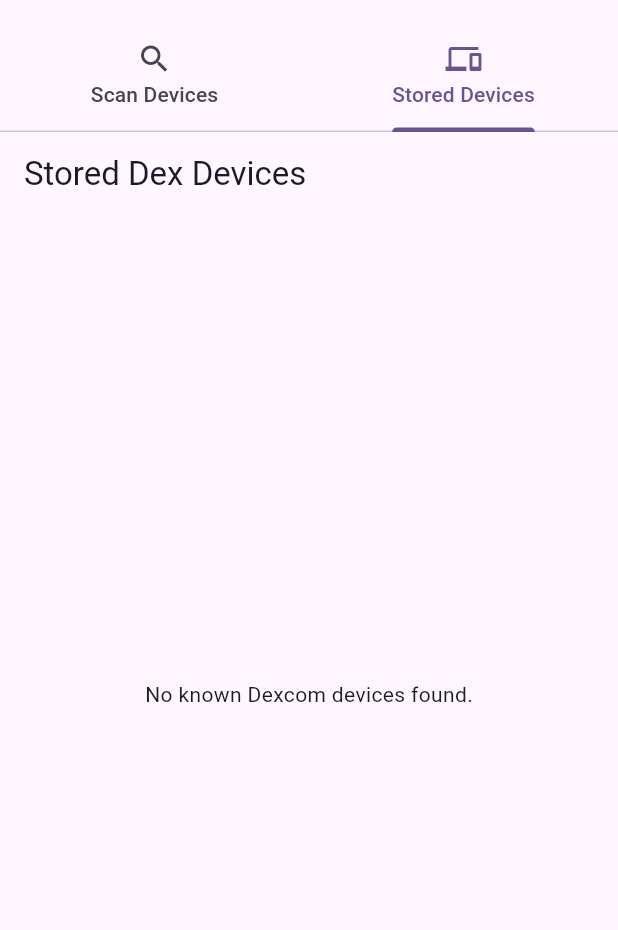
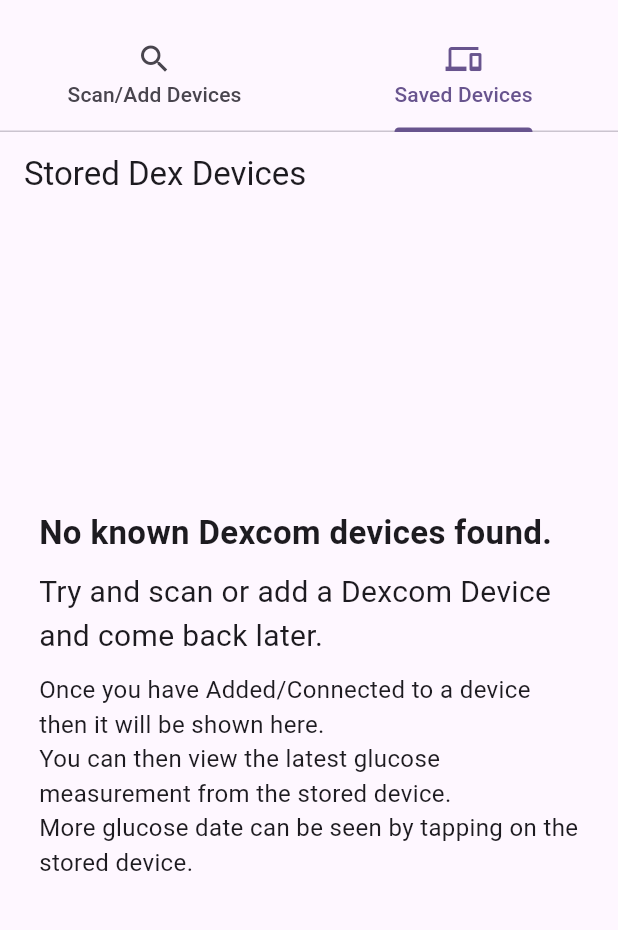
Before and after one commit to cph-cachet/dexcom_reader, a Flutter app: the screen it shows after launch, tab 2 chosen, on a phone screen of 412 x 824 dp, the part 63-993 px from its top. Run offline on Flutter 3.47's test engine with Material 3 defaults, Android fonts, the phone set to English and light mode, and no system bars; our stand-ins replace flutter_blue_plus, google_fonts, permission_handler, shared_preferences.

Commit message:
Added more pages and currently re-implementing Dexcom BTE device scanning as streams in the plugin

```diff
--- a/example/lib/Components/bte_scanning_widget.dart
+++ b/example/lib/Components/bte_scanning_widget.dart
@@ -14,7 +14,6 @@ class DexcomSubscribeToDeviceWidget extends StatelessWidget {
 
   @override
   Widget build(BuildContext context) {
-    print("scanning widget wussup $isScanning");
     return Center(
       child: Column(
         children: [
@@ -30,8 +29,8 @@ class DexcomSubscribeToDeviceWidget extends StatelessWidget {
                 crossAxisAlignment: CrossAxisAlignment.center,
                 children: [
                   const CircularProgressIndicator(),
-                  const Text("Currently searching for Dexcom Sensor"),
-                  const Text("G7 only sends a signal every 5 minutes..."),
+                  const Text("Currently searching for Dexcom Sensors"),
+                  const Text("G7's only makes itself visible on wake up every 5 minutes.."),
                   ScanButton(
                     isScanning: isScanning,
                     func: scanButtonFunc,
--- a/example/lib/Pages/stored_dex_devices_page.dart
+++ b/example/lib/Pages/stored_dex_devices_page.dart
@@ -34,7 +34,42 @@ class _StoredDexDevicesPageState extends State<StoredDexDevicesPage> {
         title: const Text('Stored Dex Devices'),
       ),
       body: _dexDevices.isEmpty
-          ? Center(child: Text('No known Dexcom devices found.'))
+          ? Center(
+        child: Container(
+          width: MediaQuery.of(context).size.width - 20,
+          child: const Padding(
+            padding: EdgeInsets.all(16.0),
+            child: Column(
+              mainAxisSize: MainAxisSize.min,
+              crossAxisAlignment: CrossAxisAlignment.start,
+              children: [
+                Text(
+                  'No known Dexcom devices found.',
+                  style: TextStyle(fontSize: 22, fontWeight: FontWeight.bold),
+                ),
+                SizedBox(height: 10),
+                Text(
+                  'Try and scan or add a Dexcom Device and come back later.',
+                  style: TextStyle(fontSize: 20),
+                ),
+                SizedBox(height: 10),
+                Text(
+                  'Once you have Added/Connected to a device then it will be shown here.',
+                  style: TextStyle(fontSize: 16),
+                ),
+                Text(
+                  'You can then view the latest glucose measurement from the stored device.',
+                  style: TextStyle(fontSize: 16),
+                ),
+                Text(
+                  'More glucose date can be seen by tapping on the stored device.',
+                  style: TextStyle(fontSize: 16),
+                ),
+              ],
+            ),
+          ),
+        ),
+      )
           : ListView.builder(
         itemCount: _dexDevices.length,
         itemBuilder: (context, index) {
@@ -44,8 +79,7 @@ class _StoredDexDevicesPageState extends State<StoredDexDevicesPage> {
               Navigator.push(
                 context,
                 MaterialPageRoute(
-                  builder: (context) => DexGlucoseListenPage(
-                  ),
+                  builder: (context) => const DexGlucoseListenPage(),
                 ),
               );
             },
@@ -58,4 +92,5 @@ class _StoredDexDevicesPageState extends State<StoredDexDevicesPage> {
       ),
     );
   }
+
 }
--- a/example/lib/Pages/tabbar.dart
+++ b/example/lib/Pages/tabbar.dart
@@ -44,8 +44,8 @@ class _TabbarPageState extends State<TabbarPage>
         bottom: TabBar(
           controller: _tabController,
           tabs: const [
-            Tab(icon: Icon(Icons.search), text: 'Scan Devices'),
-            Tab(icon: Icon(Icons.devices), text: 'Stored Devices'),
+            Tab(icon: Icon(Icons.search), text: 'Scan/Add Devices'),
+            Tab(icon: Icon(Icons.devices), text: 'Saved Devices'),
           ],
         ),
       ),
--- a/lib/dexcom_data.dart
+++ b/lib/dexcom_data.dart
@@ -15,10 +15,10 @@ class DexcomData {
   void example() async {
     var dexcomReader = DexcomReader();
     // Scan for devices and handle the case where no device is found
-    List<BluetoothDevice> devices = await dexcomReader.scanForAllDexcomDevices();
+    //List<BluetoothDevice> devices = await dexcomReader.scanForAllDexcomDevices();
     List<EGlucoseRxMessage> glucoseMessages = [];
 
-    await dexcomReader.connectWithId(devices[0].remoteId.str);
+    //await dexcomReader.connectWithId(devices[0].remoteId.str);
 
     StreamSubscription statusSubscription = dexcomReader.dexcomDeviceStatus.listen((event) async {
       if (event == DexcomDeviceStatus.connected) {
--- a/lib/dexcom_reader.dart
+++ b/lib/dexcom_reader.dart
@@ -22,6 +22,7 @@ class DexcomReader {
   /// Method that scans for all nearby Dexcom Devices that are currently active
   /// A G7 BT device would be e.g => device.platformName = 'DXCMHO' and device.remoteId == deviceId. Use device.remoteId of the device you wish to connect to with the method connectWithId()
   Future<void> scanForAllDexcomDevices() async {
+    print("SETTING UP SCAN");
     List<BluetoothDevice> devices = [];
     await FlutterBluePlus.startScan(
         timeout: const Duration(
@@ -45,7 +46,7 @@ class DexcomReader {
   Future<void> connectWithId(String deviceId) async {
     final device = BluetoothDevice(remoteId: DeviceIdentifier(deviceId));
     bool isConnected = false;
-
+    FlutterBluePlus.startScan();
     while (!isConnected) {
       try {
         print("Attempting to connect to ${device.remoteId}");
@@ -79,7 +80,7 @@ class DexcomReader {
       BluetoothCharacteristic characteristic) async {
     try {
       await characteristic.setNotifyValue(true);
-      _deviceSubscription = characteristic.value.distinct().listen(
+      _deviceSubscription = characteristic.lastValueStream.distinct().listen(
         (data) {
           _statusController.add(DexcomDeviceStatus.connected);
           _mtuPacketsController.add(data);
```
Also changed, not shown: example/lib/Pages/dex_device_scanning_page.dart (+22 -1 lines), example/pubspec.lock, pubspec.lock, 3 other files.
